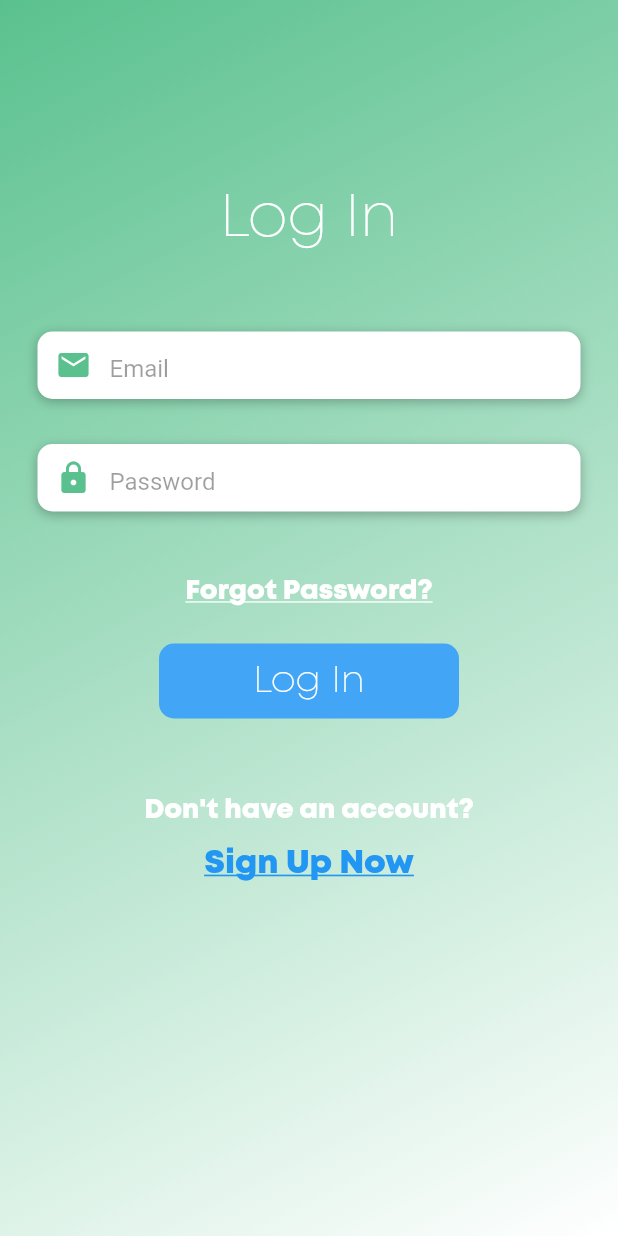
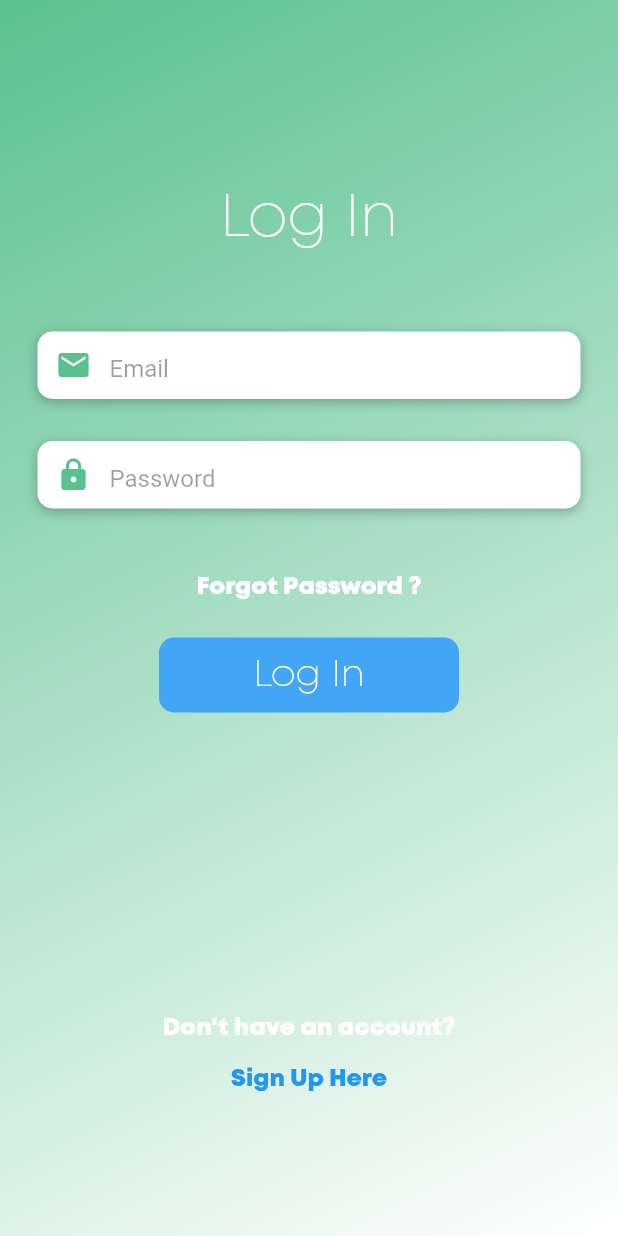
Before and after one commit to InternationalProjectOamk-1/Application, a Flutter app: the screen it shows after launch, after a tap on "Log In", on a phone screen of 412 x 824 dp. Run offline on Flutter 3.47's test engine with Material 2 defaults, Android fonts, the phone set to English and light mode, and no system bars; our stand-ins replace shared_preferences; network calls fail.

Commit message:
Changed login screen styling, redirects to home

```diff
--- a/lib/views/login_view.dart
+++ b/lib/views/login_view.dart
@@ -2,6 +2,8 @@ import 'dart:convert';
 import 'package:flutter/material.dart';
 import 'package:flutter/services.dart';
 import 'package:http/http.dart' as http;
+import 'package:mapplication/home_screen.dart';
+import 'package:shared_preferences/shared_preferences.dart';
 
 import 'package:mapplication/views/signup_view.dart';
 import '../widgets/input_field_widget.dart';
@@ -28,26 +30,45 @@ class _LoginScreenState extends State<LoginScreen> {
       'email': email,
       'password': password
     };
+    SharedPreferences sharedPreferences = await SharedPreferences.getInstance();
     var jsonData = null;
     var url = Uri.parse(constants.LOGIN_URI);
     var response = await http.post(
       url,
       body: data
     );
+
     if(response.statusCode == 200) {
+      jsonData = jsonDecode(response.body);
+
+      //CORRECT FUNCTION PLACE HERE
+
+      /*setState(() {
+        sharedPreferences.setString('token', jsonData['token']);
+        Navigator.of(context).pushAndRemoveUntil(MaterialPageRoute(builder: (BuildContext context) => const SignInScreen()), (route) => false);
+      });*/
+    }
+    else if(response.statusCode == 202) {
+      jsonData = jsonDecode(response.body);
+      print('Response status: ${response.statusCode}');
+      print('Incorrect input detected');
+
     }
     else {
+      print('Problem with request');
       print('Response status: ${response.statusCode}');
       print('Response body: ${response.body}');
+
+      //REMOVE LATER FROM HERE, USED FOR TESTING TOKEN STORING AND RETRIEVAL.
+      setState(() {
+        sharedPreferences.setString('JWT', 'ExampleToken');
+        Navigator.of(context).pushAndRemoveUntil(MaterialPageRoute(builder: (BuildContext context) => const HomeScreen()), (route) => false);
+      });
     }
   }
 
   void forgor() {
   print("Forgot password pressed");
-  }
-
-  void signUp() {
-  print("Sign Up pressed");
   }
 
   @override
@@ -93,24 +114,24 @@ class _LoginScreenState extends State<LoginScreen> {
                       type: TextInputType.emailAddress,
                       iconType: Icons.email
                     ),
-                    const SizedBox(height: 10),
+                    const SizedBox(height: 8),
                     buildFields(
                       controllerType: _pwController,
                       text:'Password',
                       type: TextInputType.text,
                       iconType: Icons.lock
                     ),
-                    const SizedBox(height: 10),
+                    const SizedBox(height: 8),
                     TextButton(
-                      onPressed: forgor,    //TO-DO: Create proper forget password page
+                      onPressed: forgor,
+                          //TO-DO: Create proper forget password page
                       child: const Text(
-                        'Forgot Password?',
+                        'Forgot Password ?',
                         style: TextStyle(
                           fontFamily: 'Mont',
                           fontWeight: FontWeight.bold,
                           color: Colors.white,
-                          decoration: TextDecoration.underline,
-                          fontSize: 18
+                          fontSize: 16
                         )
                       )
                     ),
@@ -139,14 +160,14 @@ class _LoginScreenState extends State<LoginScreen> {
                         ),
                       ),
                     ),
-                    const SizedBox(height: 50),
+                    const SizedBox(height: 200),
                     const Text(
                         'Don\'t have an account?',
                         style: TextStyle(
                           fontFamily: 'Mont',
                           fontWeight: FontWeight.bold,
                           color: Colors.white,
-                          fontSize: 18
+                          fontSize: 16
                         )
                       ),
                     TextButton(
@@ -157,13 +178,12 @@ class _LoginScreenState extends State<LoginScreen> {
                         );
                       },   //TO-DO: Create proper forget password page
                       child: const Text(
-                        'Sign Up Now',
+                        'Sign Up Here',
                         style: TextStyle(
                           fontFamily: 'Mont',
                           fontWeight: FontWeight.bold,
-                          decoration: TextDecoration.underline,
                           color: Colors.blue,
-                          fontSize: 22
+                          fontSize: 16
                         )
                       )
                     ),
```
